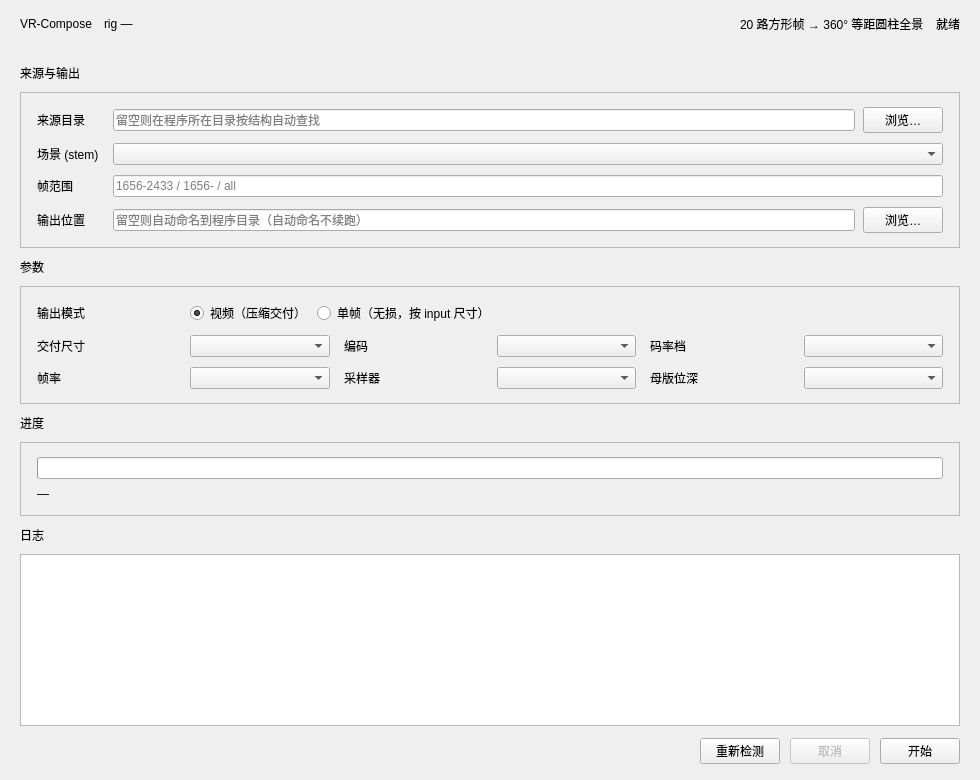
Before: the Qt Designer form src/vr_compose/gui/main_window.ui in Pannic17/VR-360-Compose, drawn with Qt 5.
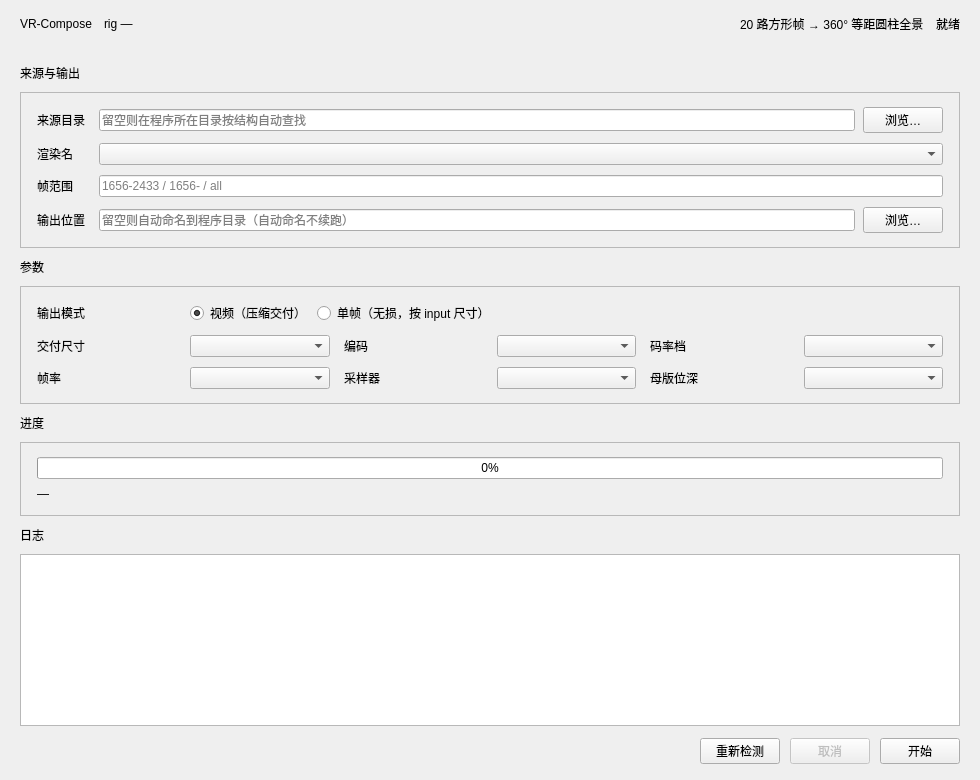
After: the same form once the commit is applied.

```diff
--- a/src/vr_compose/gui/main_window.ui
+++ b/src/vr_compose/gui/main_window.ui
@@ -105,7 +105,8 @@
           </item>
           <item row="1" column="0">
            <widget class="QLabel" name="stemLabel">
-            <property name="text"><string>场景 (stem)</string></property>
+            <property name="text"><string>渲染名</string></property>
+            <property name="toolTip"><string>UE 输出的文件名前缀，例如 L_Cathedral.1656.png 的 L_Cathedral（代码里叫 stem）。它是关卡/序列名，与左右眼无关。一组 Camera* 目录里放了多套渲染时，这里才需要选。</string></property>
            </widget>
           </item>
           <item row="1" column="1">
@@ -258,7 +259,8 @@
           <item>
            <widget class="QProgressBar" name="progressBar">
             <property name="value"><number>0</number></property>
-            <property name="textVisible"><bool>false</bool></property>
+            <property name="textVisible"><bool>true</bool></property>
+            <property name="format"><string>%p%</string></property>
            </widget>
           </item>
           <item>
```
